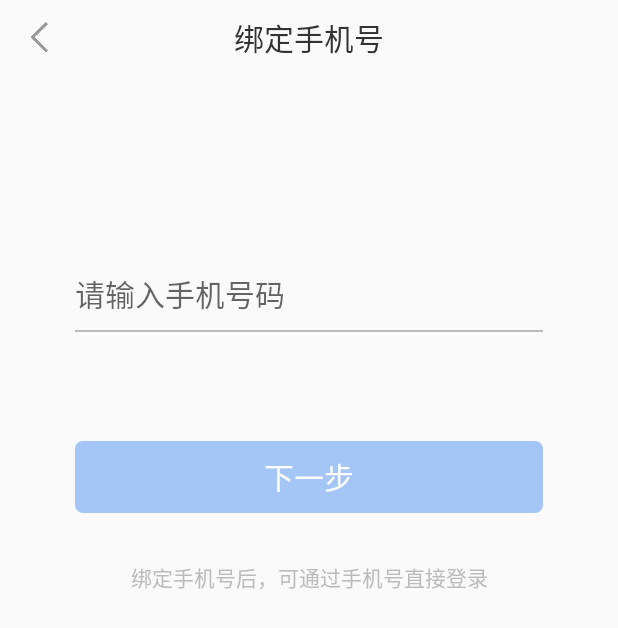
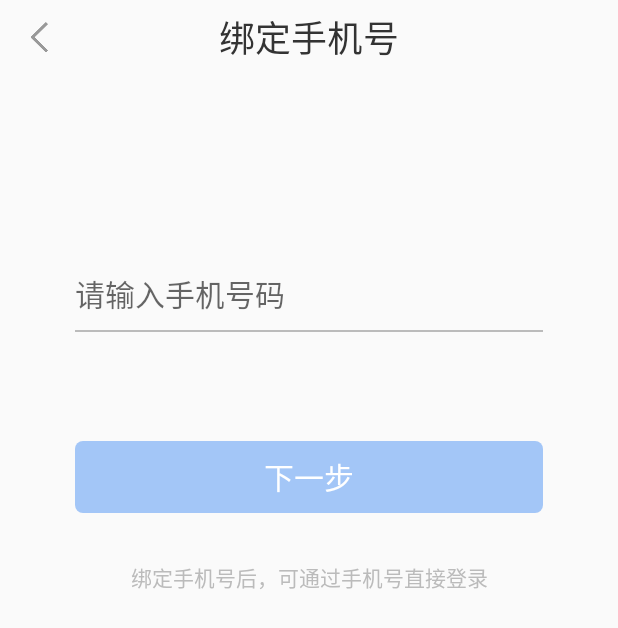
Before and after one commit to dooqu/mting3, an Android app: the BindingPhoneActivity screen opened directly, with no data from a screen before it, on a phone screen of 412 x 824 dp. Shown: the top 628 px of the screen. Run offline under Robolectric (Android 15) with nearby library versions, the phone set to English and light mode, and no system bars; our stand-ins replace ButterKnife; libraries missing offline, so code that uses them is left out: com.lzy.okgo, com.tendcloud.tenddata; 2 statements that could not run were skipped.

Commit message:
修改标题字号

```diff
--- a/app/src/main/res/values/dimens.xml
+++ b/app/src/main/res/values/dimens.xml
@@ -10,7 +10,7 @@
     <dimen name="title_tv_width">300dip</dimen>
     <dimen name="title_tv_padding">15dip</dimen>
     <dimen name="title_tv_paddingRight">20dip</dimen>
-    <dimen name="title_size">20sp</dimen>
+    <dimen name="title_size">24sp</dimen>
     <dimen name="padding_15">15dp</dimen>
     <dimen name="padding_5">5dp</dimen>
     <dimen name="text_14">14sp</dimen>
```
